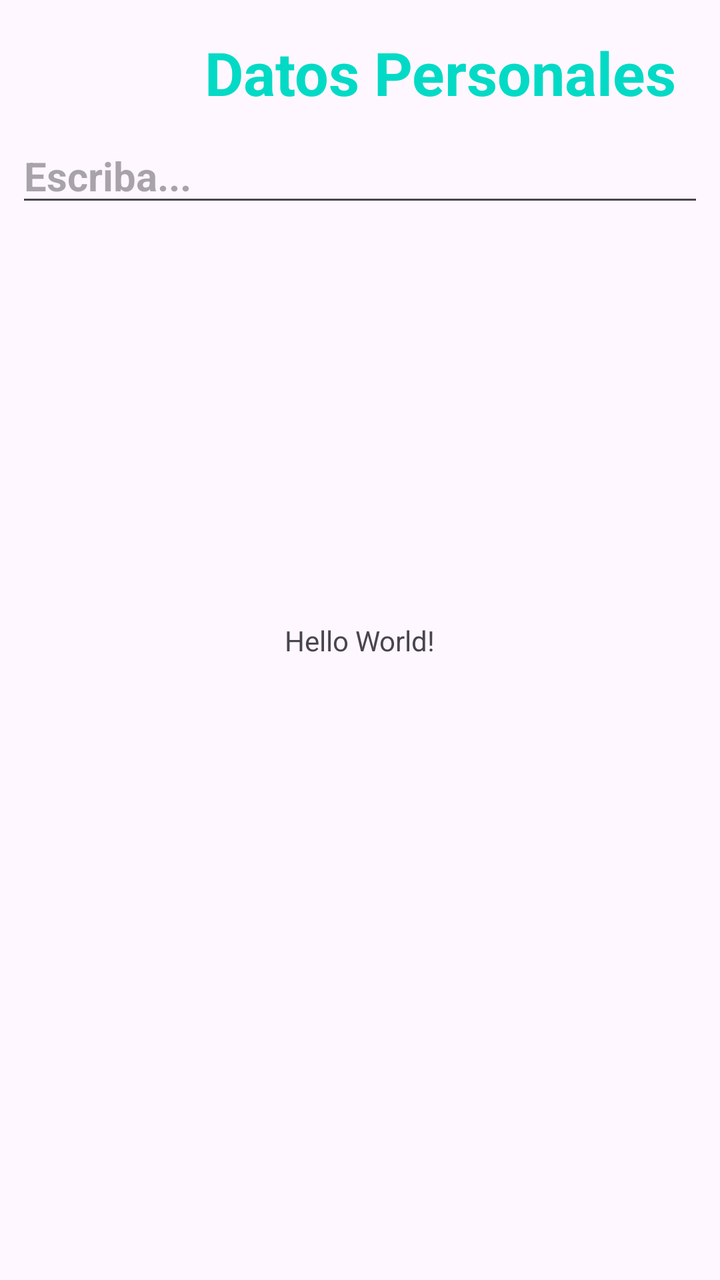
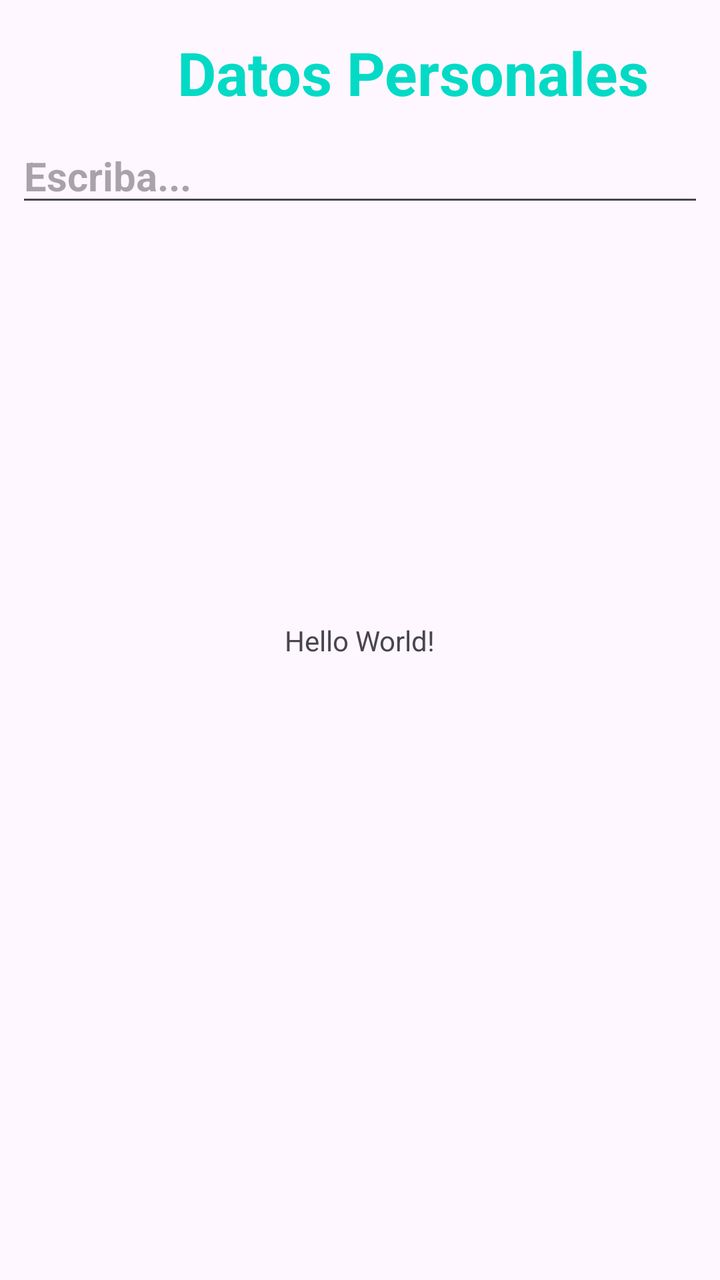

An Android layout rendered at two revisions. The XML below is the earlier revision; the diff shows what the commit changed to produce the second picture.
<!-- AndroidManifest.xml: application theme Theme.InterfazGrafica01 -->
<!-- res/layout/activity_main.xml -->
<?xml version="1.0" encoding="utf-8"?>
<androidx.constraintlayout.widget.ConstraintLayout xmlns:android="http://schemas.android.com/apk/res/android"
    xmlns:app="http://schemas.android.com/apk/res-auto"
    xmlns:tools="http://schemas.android.com/tools"
    android:id="@+id/main"
    android:layout_width="match_parent"
    android:layout_height="match_parent"
    tools:context=".MainActivity">

    <TextView
        android:layout_width="wrap_content"
        android:layout_height="wrap_content"
        android:text="Hello World!"
        app:layout_constraintBottom_toBottomOf="parent"
        app:layout_constraintEnd_toEndOf="parent"
        app:layout_constraintStart_toStartOf="parent"
        app:layout_constraintTop_toTopOf="parent" />

    <TextView
        android:id="@+id/textView"
        android:layout_width="wrap_content"
        android:layout_height="wrap_content"
        android:layout_marginTop="16dp"
        android:text="Datos Personales"
        android:textColor="@color/design_default_color_secondary"
        android:textSize="30sp"
        android:textStyle="bold"
        app:layout_constraintEnd_toEndOf="parent"
        app:layout_constraintHorizontal_bias="0.826"
        app:layout_constraintStart_toStartOf="parent"
        app:layout_constraintTop_toTopOf="parent" />

    <EditText
        android:id="@+id/editTextText"
        android:layout_width="0dp"
        android:layout_height="wrap_content"
        android:layout_marginStart="8dp"
        android:layout_marginTop="8dp"
        android:layout_marginEnd="8dp"
        android:ems="10"
        android:hint="Escriba..."
        android:inputType="text"
        android:textSize="20sp"
        android:textStyle="bold"
        app:layout_constraintEnd_toEndOf="parent"
        app:layout_constraintStart_toStartOf="parent"
        app:layout_constraintTop_toBottomOf="@+id/textView" />

</androidx.constraintlayout.widget.ConstraintLayout>
<!-- resources referenced by this layout -->
<resources>
  <style name="Theme.InterfazGrafica01" parent="Base.Theme.InterfazGrafica01" />
  <style name="Base.Theme.InterfazGrafica01" parent="Theme.Material3.DayNight.NoActionBar">
          
          
      </style>
</resources>

<!-- the commit's change to res/layout/activity_main.xml (unified diff, before → after) -->
@@ -26,7 +26,7 @@
         android:textSize="30sp"
         android:textStyle="bold"
         app:layout_constraintEnd_toEndOf="parent"
-        app:layout_constraintHorizontal_bias="0.826"
+        app:layout_constraintHorizontal_bias="0.716"
         app:layout_constraintStart_toStartOf="parent"
         app:layout_constraintTop_toTopOf="parent" />
 
